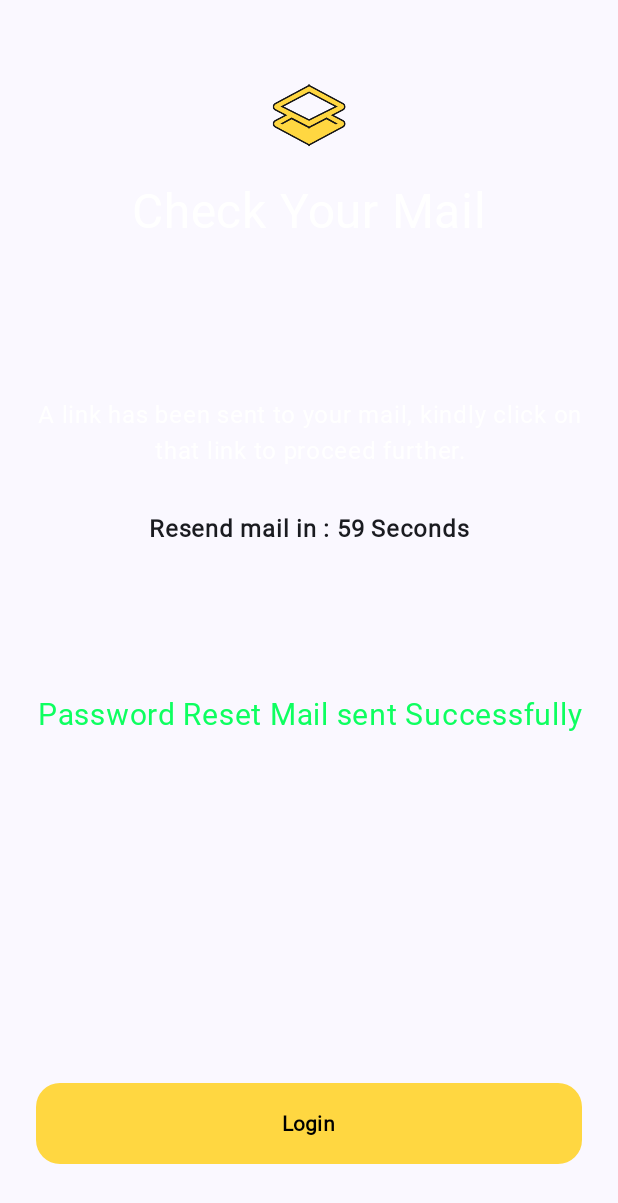
After one commit to rockyhappy/social, an Android app built with Jetpack Compose: the composable ForgotPasswordScreen shown on its own in the app's theme, on a phone screen of 412 x 824 dp. The commit adds this screen. Shown: the top 1203 px of the screen. Run offline under Robolectric (Android 15) with nearby library versions, the phone set to English and light mode, and no system bars; our stand-ins replace Dagger/Hilt's generated code, Firebase (no records; nobody signed in at launch, a user with empty details on screens opened directly); Roboto replaces fonts that are not available here; 7 statements that could not run were skipped.

Commit message:
ForgotPassword: Implemented

```diff
--- a/app/src/main/java/com/devrachit/insta/MainActivity.kt
+++ b/app/src/main/java/com/devrachit/insta/MainActivity.kt
@@ -17,6 +17,8 @@ import com.devrachit.insta.ui.VerifyEmailScreen.CheckYourMail
 import com.devrachit.insta.ui.theme.InstaTheme
 import com.devrachit.insta.ui.ChoiceScreen.ChoiceScreen
 import com.devrachit.insta.ui.DashBoardScreens.DashboardScreen
+import com.devrachit.insta.ui.ForgotPasswordScreen.ForgotPasswordScreen
+import com.devrachit.insta.ui.ForgotPasswordScreen.ForgotPasswordViewModel
 import com.devrachit.insta.ui.LoginScreen.LoginScreen
 import com.devrachit.insta.ui.SignUpScreen.SignupScreen
 import com.devrachit.insta.ui.SplashScreen.SplashScreen
@@ -33,8 +35,8 @@ sealed class Screen(val route:String)
     object SignupScreen :Screen("SignupScreen")
     object ChoiceScreen :Screen("ChoiceScreen")
     object DashboardScreen :Screen("DashboardScreen")
-
     object CheckYourMail :Screen("CheckYourMail")
+    object ForgotPasswordScreen :Screen("ForgotPasswordScreen")
 
 }
 @AndroidEntryPoint
@@ -62,6 +64,7 @@ class MainActivity : ComponentActivity() {
         val LoginViewModel= hiltViewModel<LoginViewModel>()
         val VerifyEmailViewModel= hiltViewModel<VerifyEmailViewModel>()
         val splashScreenViewModel= hiltViewModel<SplashScreenViewModel>()
+        val forgotPasswordViewModel= hiltViewModel<ForgotPasswordViewModel>()
         NavHost(navController = navController, startDestination = com.devrachit.insta.Screen.SplashScreen.route){
             composable(com.devrachit.insta.Screen.SplashScreen.route){
                 SplashScreen(navController = navController, viewModel = splashScreenViewModel)
@@ -81,6 +84,9 @@ class MainActivity : ComponentActivity() {
             composable(com.devrachit.insta.Screen.CheckYourMail.route){
                 CheckYourMail(navController = navController,viewModel = VerifyEmailViewModel)
             }
+            composable(com.devrachit.insta.Screen.ForgotPasswordScreen.route){
+                ForgotPasswordScreen(navController = navController,viewModel = forgotPasswordViewModel)
+            }
         }
     }
 }
--- /dev/null
+++ b/app/src/main/java/com/devrachit/insta/ui/ForgotPasswordScreen/ForgotPasswordScreen.kt
@@ -0,0 +1,200 @@
+package com.devrachit.insta.ui.ForgotPasswordScreen
+
+import androidx.compose.foundation.Image
+import androidx.compose.foundation.clickable
+import androidx.compose.foundation.layout.Column
+import androidx.compose.foundation.layout.Spacer
+import androidx.compose.foundation.layout.aspectRatio
+import androidx.compose.foundation.layout.fillMaxHeight
+import androidx.compose.foundation.layout.fillMaxSize
+import androidx.compose.foundation.layout.fillMaxWidth
+import androidx.compose.foundation.layout.height
+import androidx.compose.foundation.layout.padding
+import androidx.compose.foundation.layout.width
+import androidx.compose.foundation.layout.wrapContentHeight
+import androidx.compose.foundation.layout.wrapContentWidth
+import androidx.compose.foundation.rememberScrollState
+import androidx.compose.foundation.shape.RoundedCornerShape
+import androidx.compose.foundation.verticalScroll
+import androidx.compose.material3.Button
+import androidx.compose.material3.ButtonDefaults
+import androidx.compose.material3.CircularProgressIndicator
+import androidx.compose.material3.Text
+import androidx.compose.runtime.Composable
+import androidx.compose.runtime.LaunchedEffect
+import androidx.compose.runtime.getValue
+import androidx.compose.runtime.mutableStateOf
+import androidx.compose.runtime.remember
+import androidx.compose.runtime.setValue
+import androidx.compose.ui.Modifier
+import androidx.compose.ui.graphics.Color
+import androidx.compose.ui.layout.ContentScale
+import androidx.compose.ui.res.painterResource
+import androidx.compose.ui.text.font.FontWeight
+import androidx.compose.ui.text.style.TextAlign
+import androidx.compose.ui.unit.dp
+import androidx.compose.ui.unit.sp
+import androidx.lifecycle.compose.collectAsStateWithLifecycle
+import androidx.navigation.NavController
+import com.devrachit.insta.Constants.Constants
+import com.devrachit.insta.R
+import com.devrachit.insta.Screen
+import com.devrachit.insta.ui.theme.errorColor
+import com.devrachit.insta.ui.theme.lightGray
+import com.devrachit.insta.ui.theme.primaryColor
+import com.devrachit.insta.ui.theme.successColor
+import com.devrachit.insta.util.navigateToScreen
+import kotlinx.coroutines.delay
+
+@Composable
+fun ForgotPasswordScreen(navController: NavController, viewModel: ForgotPasswordViewModel) {
+    if (viewModel.userEmailVerified.value) {
+        navigateToScreen(navController = navController, route = Screen.DashboardScreen.route)
+    }
+    val loading by viewModel.inProgress.collectAsStateWithLifecycle()
+    Column(
+        modifier = Modifier
+            .fillMaxSize()
+            .padding(24.dp)
+            .verticalScroll(rememberScrollState()),
+        horizontalAlignment = androidx.compose.ui.Alignment.CenterHorizontally
+    ) {
+        Image(
+            painter = painterResource(id = R.drawable.logo),
+            modifier = Modifier
+                .padding(top = 32.dp)
+                .height(42.dp)
+                .width(49.dp),
+            contentDescription = null,
+            contentScale = ContentScale.Crop
+        )
+        Text(
+            text = "Check Your Mail",
+            color = Color.White,
+            fontSize = 32.sp,
+            modifier = Modifier
+                .padding(top = 24.dp)
+                .wrapContentHeight()
+                .wrapContentWidth(),
+            fontFamily = Constants.customFontFamily
+        )
+        Text(
+            text = Constants.email,
+            color = lightGray,
+            fontSize = 24.sp,
+            modifier = Modifier
+                .padding(top = 40.dp)
+                .wrapContentHeight()
+                .wrapContentWidth(),
+            fontFamily = Constants.customFontFamily
+        )
+        Text(
+            text = "A link has been sent to your mail, kindly click on that link to proceed further.",
+            color = Color.White,
+            fontSize = 16.sp,
+            modifier = Modifier
+                .padding(top = 40.dp)
+                .wrapContentHeight()
+                .wrapContentWidth(),
+            fontFamily = Constants.customFontFamily,
+            textAlign = TextAlign.Center
+        )
+        CountdownTimerWithReset(viewModel = viewModel)
+        Text(
+            text = if (loading) "Password mail not send yet" else "Password Reset Mail sent Successfully",
+            color = if (loading) errorColor else successColor,
+            fontSize = 20.sp,
+            modifier = Modifier
+                .wrapContentHeight()
+                .padding(top = 72.dp)
+                .wrapContentWidth(),
+            fontFamily = Constants.customFontFamily,
+            textAlign = TextAlign.Center
+        )
+        Spacer(modifier = Modifier.weight(1f))
+        Button(
+            onClick = {
+                navigateToScreen(
+                    navController = navController,
+                    route = Screen.LoginScreen.route
+                )
+            },
+            modifier = Modifier
+                .padding(bottom = 24.dp)
+                .height(54.dp)
+                .fillMaxWidth(),
+            shape = RoundedCornerShape(16.dp),
+            colors = ButtonDefaults.buttonColors(
+                containerColor = primaryColor,
+                contentColor = Color.Black
+            ),
+            enabled = !loading
+        ) {
+            if (loading) {
+                CircularProgressIndicator(
+                    modifier = Modifier
+                        .fillMaxHeight()
+                        .aspectRatio(1f),
+                    color = primaryColor
+                )
+            } else {
+                Text(
+                    "Login",
+                    fontFamily = Constants.customFontFamily,
+                    fontWeight = FontWeight.Bold
+                )
+            }
+        }
+    }
+
+}
+
+
+@Composable
+fun CountdownTimerWithReset(viewModel: ForgotPasswordViewModel) {
+    var timeLeft by remember { mutableStateOf(60) }
+    var isPaused by remember { mutableStateOf(false) }
+
+    LaunchedEffect(key1 = timeLeft, key2 = isPaused) {
+        while (timeLeft > 0 && !isPaused) {
+            delay(1000L)
+            timeLeft--
+        }
+    }
+
+    fun resetTimer() {
+        timeLeft = 60
+        isPaused = false
+    }
+
+    Column {
+        if (timeLeft == 0) {
+            Text(
+                text = "Resend Mail",
+                fontFamily = Constants.customFontFamily,
+                fontWeight = FontWeight.Bold,
+                fontSize = 16.sp,
+                modifier = Modifier
+                    .padding(vertical = 28.dp)
+                    .wrapContentHeight()
+                    .wrapContentWidth()
+                    .clickable {
+                        resetTimer()
+                        viewModel.sendPasswordResetEmail(Constants.email)
+                    },
+            )
+        } else {
+            Text(
+                text = "Resend mail in : $timeLeft Seconds",
+                fontFamily = Constants.customFontFamily,
+                fontWeight = FontWeight.Bold,
+                fontSize = 16.sp,
+                modifier = Modifier
+                    .padding(vertical = 28.dp)
+                    .wrapContentHeight()
+                    .wrapContentWidth()
+            )
+        }
+
+    }
+}
--- /dev/null
+++ b/app/src/main/java/com/devrachit/insta/ui/ForgotPasswordScreen/ForgotPasswordViewModel.kt
@@ -0,0 +1,40 @@
+package com.devrachit.insta.ui.ForgotPasswordScreen
+
+import android.util.Log
+import androidx.compose.runtime.mutableStateOf
+import androidx.lifecycle.ViewModel
+import androidx.lifecycle.viewModelScope
+import com.devrachit.insta.Constants.Constants
+import com.devrachit.insta.Models.SharedViewModel
+import com.google.firebase.auth.FirebaseAuth
+import com.google.firebase.firestore.FirebaseFirestore
+import com.google.firebase.storage.FirebaseStorage
+import dagger.hilt.android.lifecycle.HiltViewModel
+import kotlinx.coroutines.flow.MutableStateFlow
+import kotlinx.coroutines.flow.asStateFlow
+import kotlinx.coroutines.launch
+import kotlinx.coroutines.tasks.await
+import javax.inject.Inject
+@HiltViewModel
+class ForgotPasswordViewModel @Inject constructor(
+    val auth : FirebaseAuth,
+    val db: FirebaseFirestore,
+    val storage: FirebaseStorage,
+    val sharedViewModel: SharedViewModel
+) : ViewModel() {
+    val email = sharedViewModel.email
+    val userEmailVerified = mutableStateOf(false)
+    val loading= mutableStateOf(false)
+
+    private val _inProgress = MutableStateFlow(false)
+    val inProgress= _inProgress.asStateFlow()
+
+
+    fun sendPasswordResetEmail(email: String) {
+        viewModelScope.launch {
+            _inProgress.value=true
+            auth.sendPasswordResetEmail(email).await()
+            _inProgress.value=false
+        }
+    }
+}
--- a/app/src/main/java/com/devrachit/insta/ui/LoginScreen/LoginScreen.kt
+++ b/app/src/main/java/com/devrachit/insta/ui/LoginScreen/LoginScreen.kt
@@ -51,6 +51,7 @@ import androidx.compose.ui.text.font.FontWeight
 import androidx.lifecycle.compose.collectAsStateWithLifecycle
 import com.devrachit.insta.Constants.Constants
 import com.devrachit.insta.Constants.Constants.Companion.customFontFamily
+import com.devrachit.insta.Constants.Constants.Companion.email
 import com.devrachit.insta.Screen
 import com.devrachit.insta.ui.theme.errorColor
 import com.devrachit.insta.ui.theme.gray
@@ -185,7 +186,7 @@ fun LoginScreen(navController: NavController, viewModel: LoginViewModel) {
                 unfocusedLabelColor = if (viewModel.emailValid.value) gray else errorColor
             )
         )
-        errorFeild2(emailIncorrectMessage, viewModel.emailValid.value)
+        errorFeild(emailIncorrectMessage, viewModel.emailValid.value)
         OutlinedTextField(
             value = passwordState.value,
             onValueChange = { passwordState.value = it },
@@ -226,7 +227,19 @@ fun LoginScreen(navController: NavController, viewModel: LoginViewModel) {
                 fontSize = 14.sp,
                 fontFamily = customFontFamily,
                 modifier = Modifier.clickable {
-                    viewModel.sendPasswordResetEmail(emailState.value.text)
+                    email= emailState.value.text.trim()
+                    if(isValidEmail(emailState.value.text.trim())){
+                        viewModel.sendPasswordResetEmail(emailState.value.text.trim())
+                        navigateToScreen(
+                            navController = navController,
+                            route = Screen.ForgotPasswordScreen.route
+                        )
+                    }
+                    else{
+                        emailIncorrectMessage="Invalid Email"
+                        viewModel.emailValid.value=false
+                    }
+
                 })
         }
         Button(
```
